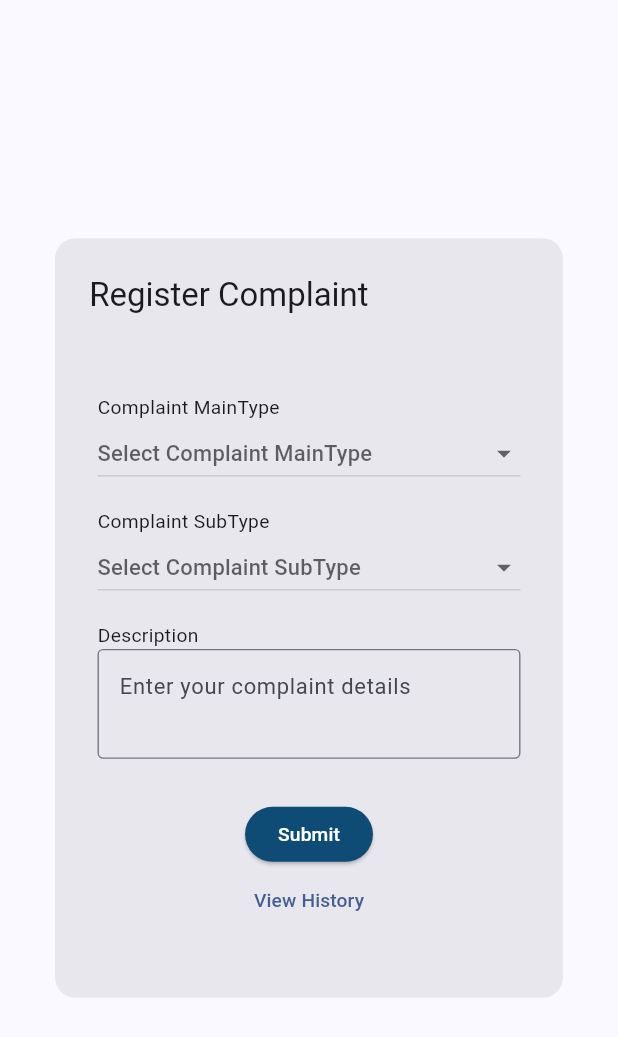
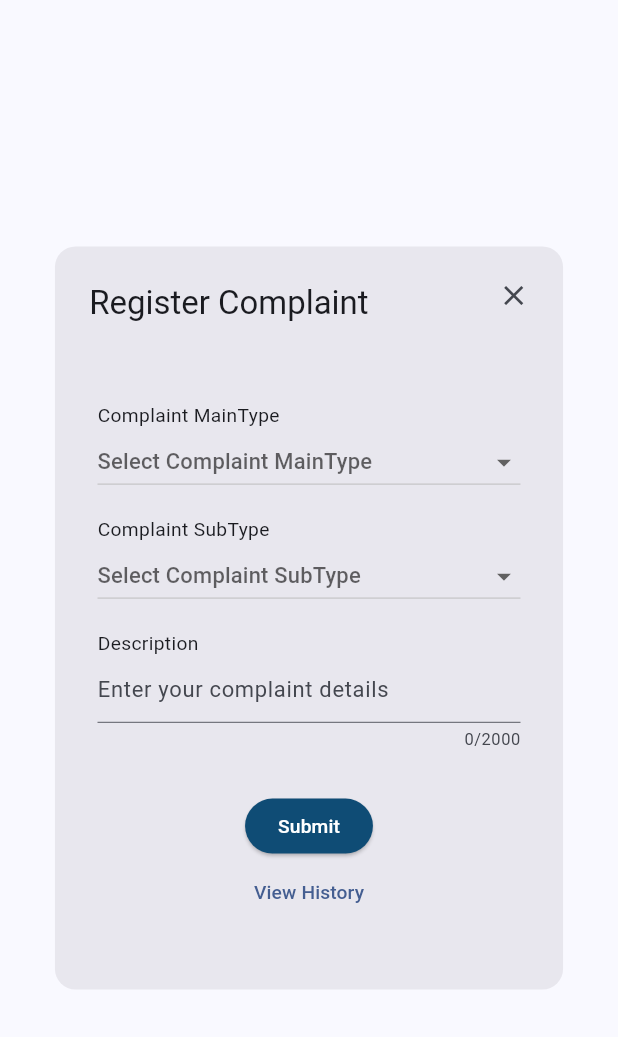
Before and after one commit to Broadway-Communications/Flutter-Application, a Flutter app: the RegisterComplaintPopUp widget shown alone on an empty page, opened directly, on a phone screen of 412 x 824 dp. Shown: the top 1037 px of the screen. Run offline on Flutter 3.47's test engine with Material 2 defaults, Android fonts, the phone set to English and light mode, and no system bars; our stand-ins replace auto_route, device_preview, flutter_screenutil, google_fonts, responsive_framework; network calls fail.

Commit message:
feat: add dialog box to complaint button#12 -refactored Complaint Dialog Box

```diff
--- a/lib/app/widgets/register_complaint_pop_up.dart
+++ b/lib/app/widgets/register_complaint_pop_up.dart
@@ -1,3 +1,4 @@
+import 'package:auto_route/auto_route.dart';
 import 'package:flutter/material.dart';
 
 class RegisterComplaintPopUp extends StatefulWidget {
@@ -10,7 +11,8 @@ class RegisterComplaintPopUp extends StatefulWidget {
 class RegisterComplaintPopUpState extends State<RegisterComplaintPopUp> {
   String? _mainType;
   String? _subType;
-  String? _description;
+  String? _description = '';
+  TextEditingController controller = TextEditingController();
 
   @override
   Widget build(BuildContext context) {
@@ -22,9 +24,24 @@ class RegisterComplaintPopUpState extends State<RegisterComplaintPopUp> {
           ),
           contentPadding: const EdgeInsets.all(16.0),
           titlePadding: const EdgeInsets.all(0),
-          title: const Padding(
+          title: Stack(
+            children: [
+              Positioned(
+                top: 0,
+                right: 0,
+                child: Padding(
+                  padding: EdgeInsets.all(12.0),
+                  child: IconButton(
+                    icon: Icon(Icons.close),
+                    onPressed: () => context.router.pop(),
+                  ),
+                ),
+              ),
+              Padding(
                 padding: EdgeInsets.all(25.0),
                 child: Text('Register Complaint'),
+              ),
+            ],
           ),
           content: SingleChildScrollView(
             child: Padding(
@@ -85,16 +102,23 @@ class RegisterComplaintPopUpState extends State<RegisterComplaintPopUp> {
                   const SizedBox(height: 15.0),
                   const Text('Description'),
                   SizedBox(
-                    width: MediaQuery.of(context).size.width * 0.8,
+                    width: MediaQuery.of(context).size.width * 0.85,
+                    child: ConstrainedBox(
+                      constraints: const BoxConstraints(maxHeight: 200),
                       child: TextField(
+                        controller: controller,
+                        maxLength: 2000,
                         onChanged: (value) {
+                          setState(() {
                             _description = value;
+                          });
                         },
-                      minLines: 2,
-                      maxLines: 4,
-                      decoration: const InputDecoration(
+                        maxLines: null,
+                        decoration: InputDecoration(
                           hintText: 'Enter your complaint details',
-                        border: OutlineInputBorder(),
+                          counterText: '${_description!.length}/2000',
+                          border: const UnderlineInputBorder(),
+                        ),
                       ),
                     ),
                   ),
```
Lines whose indentation alone changed are shown as unchanged.
